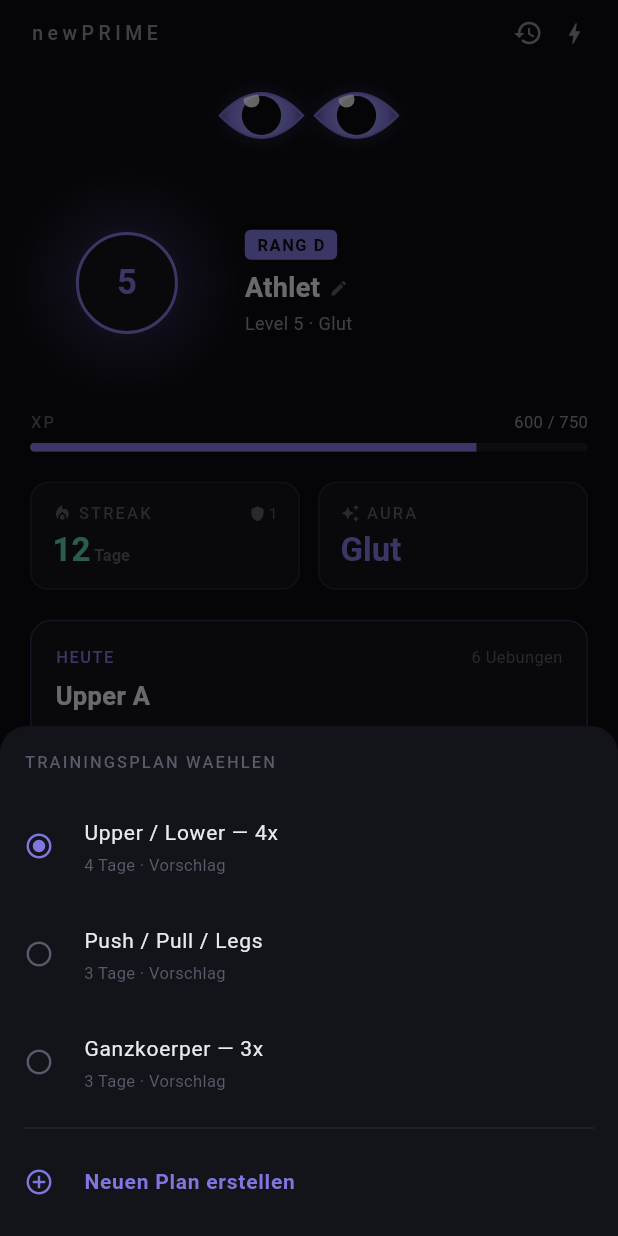
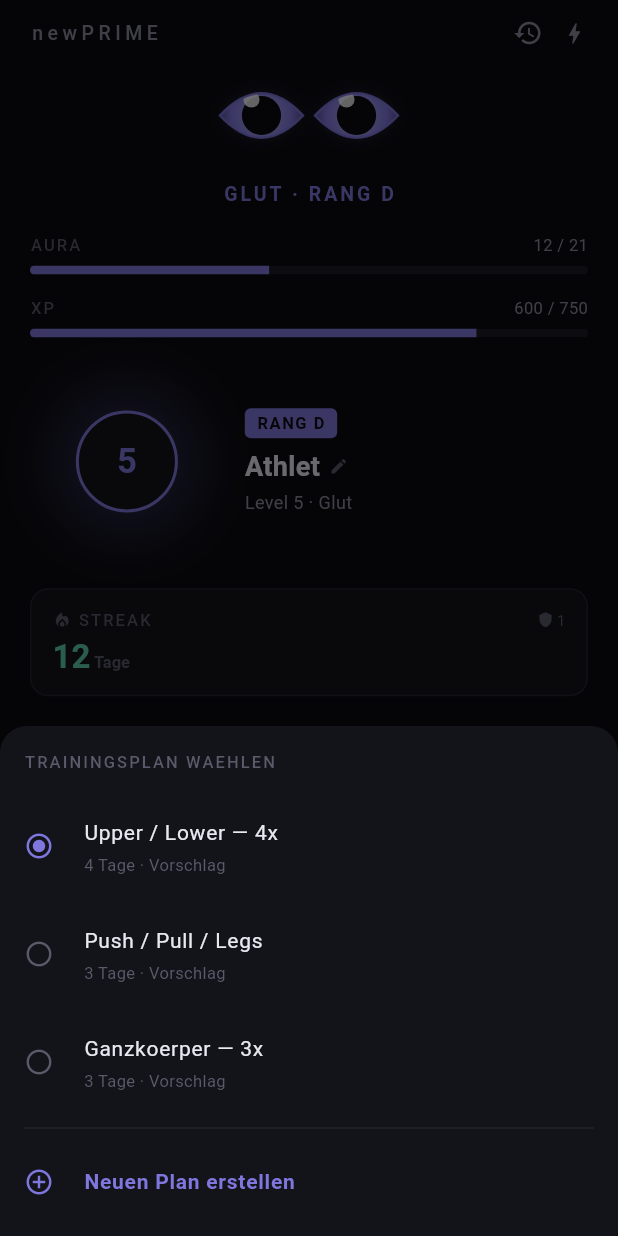
Before and after one commit to justingoette02-coder/Project-newPrime, a Flutter app: the screen it shows after launch, after a tap on "Upper / Lower — 4x", on a phone screen of 412 x 824 dp. Run offline on Flutter 3.47's test engine with Material 3 defaults, Android fonts, the phone set to English and light mode, and no system bars; our stand-ins replace shared_preferences.

Commit message:
feat: Aura header redesign — stacked bars at eyes, per-rank eye animations
- Move progress bars up to the eyes: stacked AURA (streak→next rank) + XP
- Add centered aura title (tier name · rank) under the eyes
- Streak stat card now spans full width; redundant AURA card removed
- AuraEyes: distinct signature animation per rank (Flacker flicker, Glut
  breath, Fokus pupil-pull, Durchbruch bursting rings, Flow-State streaming
  shimmer, Sovereign crown rays + halo + twinkle)

Co-Authored-By: Claude <noreply@anthropic.com>

```diff
--- a/lib/screens/home_screen.dart
+++ b/lib/screens/home_screen.dart
@@ -31,12 +31,14 @@ class HomeScreen extends StatelessWidget {
                       width: 132,
                       dimmed: state.isStreakAtRisk),
                 ),
-                const SizedBox(height: 14),
+                const SizedBox(height: 10),
+                _auraTitle(tier),
+                const SizedBox(height: 16),
+                _auraBars(state, tier),
+                const SizedBox(height: 18),
                 _heroAura(context, state, tier),
                 const SizedBox(height: 20),
-                _xpBar(state),
-                const SizedBox(height: 20),
-                _statRow(state, tier),
+                _streakCard(state),
                 const SizedBox(height: 20),
                 _todayCard(context, state),
                 const SizedBox(height: 16),
@@ -172,15 +174,59 @@ class HomeScreen extends StatelessWidget {
     );
   }
 
-  Widget _xpBar(AppState state) {
+  // Zentrierter Aura-Titel unter den Augen (Effekt "entspricht dem Titel").
+  Widget _auraTitle(tier) {
+    final color = AuraOrb.colorForTier(tier.index);
+    return Center(
+      child: Text(
+        '${tier.name.toUpperCase()} · RANG ${tier.rank}',
+        style: TextStyle(
+          fontSize: 13,
+          letterSpacing: 2,
+          fontWeight: FontWeight.w600,
+          color: color,
+        ),
+      ),
+    );
+  }
+
+  // Zwei gestapelte Balken bei den Augen: Aura-Fortschritt + XP.
+  Widget _auraBars(AppState state, tier) {
+    final auraColor = AuraOrb.colorForTier(tier.index);
+    final nextAt = tier.nextAt;
+    return Column(
+      children: [
+        _progressBar(
+          label: 'AURA',
+          trailing: nextAt == null ? 'MAX' : '${state.streak} / $nextAt',
+          value: tier.progress(state.streak),
+          color: auraColor,
+        ),
+        const SizedBox(height: 14),
+        _progressBar(
+          label: 'XP',
+          trailing: '${state.xpIntoLevel} / ${state.xpForNextLevel}',
+          value: state.levelProgress,
+          color: AppColors.aura,
+        ),
+      ],
+    );
+  }
+
+  Widget _progressBar({
+    required String label,
+    required String trailing,
+    required double value,
+    required Color color,
+  }) {
     return Column(
       crossAxisAlignment: CrossAxisAlignment.start,
       children: [
         Row(
           mainAxisAlignment: MainAxisAlignment.spaceBetween,
           children: [
-            const Text('XP', style: AppTheme.label),
-            Text('${state.xpIntoLevel} / ${state.xpForNextLevel}',
+            Text(label, style: AppTheme.label),
+            Text(trailing,
                 style: const TextStyle(
                     fontSize: 11, color: AppColors.textSecondary)),
           ],
@@ -189,22 +235,19 @@ class HomeScreen extends StatelessWidget {
         ClipRRect(
           borderRadius: BorderRadius.circular(3),
           child: LinearProgressIndicator(
-            value: state.levelProgress,
+            value: value.clamp(0.0, 1.0).toDouble(),
             minHeight: 6,
             backgroundColor: AppColors.surfaceAlt,
-            valueColor:
-                const AlwaysStoppedAnimation<Color>(AppColors.aura),
+            valueColor: AlwaysStoppedAnimation<Color>(color),
           ),
         ),
       ],
     );
   }
 
-  Widget _statRow(AppState state, tier) {
-    return Row(
-      children: [
-        Expanded(
-          child: _statCard(
+  // Streak ueber die volle Breite (Aura wird oben durch Augen + Balken gezeigt).
+  Widget _streakCard(AppState state) {
+    return _statCard(
       icon: Icons.local_fire_department,
       label: 'STREAK',
       value: '${state.streak}',
@@ -220,18 +263,6 @@ class HomeScreen extends StatelessWidget {
                       fontSize: 10, color: AppColors.textTertiary)),
             ])
           : null,
-          ),
-        ),
-        const SizedBox(width: 12),
-        Expanded(
-          child: _statCard(
-            icon: Icons.auto_awesome,
-            label: 'AURA',
-            value: tier.name,
-            color: AuraOrb.colorForTier(tier.index),
-          ),
-        ),
-      ],
     );
   }
 
--- a/lib/widgets/aura_eyes.dart
+++ b/lib/widgets/aura_eyes.dart
@@ -5,9 +5,15 @@ import '../services/gamification.dart';
 import 'aura_orb.dart';
 
 /// Provisorische "Aura-Augen" (Platzhalter fuer das spaetere Rive-Asset).
-/// Zwei leuchtende Anime-Augen, deren Farbe und Intensitaet von der Stufe
-/// abhaengen (BAUPLAN Abschnitt 5). Hoehere Stufen: hellere Iris, Stern-Burst,
-/// staerkeres Glühen. [dimmed] => Aura verblasst (Streak in Gefahr).
+/// Jeder Rang bekommt eine eigene Signatur-Animation passend zum Titel
+/// (BAUPLAN Abschnitt 5):
+///   1 Flacker    -> unruhiges Flackern
+///   2 Glut       -> warmes, langsames Atmen
+///   3 Fokus      -> scharfer Pupillen-Pull
+///   4 Durchbruch -> berstende Ringe
+///   5 Flow-State -> stroemender Glanz
+///   6 Sovereign  -> majestaetische Krone + Halo
+/// [dimmed] => Aura verblasst (Streak in Gefahr).
 class AuraEyes extends StatefulWidget {
   final AuraTier tier;
   final double width;
@@ -27,6 +33,7 @@ class AuraEyes extends StatefulWidget {
 class _AuraEyesState extends State<AuraEyes> with TickerProviderStateMixin {
   late final AnimationController _pulse;
   late final AnimationController _blink;
+  late final AnimationController _phase;
 
   @override
   void initState() {
@@ -37,6 +44,12 @@ class _AuraEyesState extends State<AuraEyes> with TickerProviderStateMixin {
       vsync: this,
       duration: Duration(milliseconds: (seconds * 1000).round()),
     )..repeat(reverse: true);
+
+    // Kontinuierliche Phase fuer Rotation / Fluss / Flacker (0..1, kein reverse).
+    _phase = AnimationController(
+      vsync: this,
+      duration: const Duration(milliseconds: 4000),
+    )..repeat();
 
     // Blinzeln in unregelmaessigen Abstaenden.
     _blink = AnimationController(
@@ -60,6 +73,7 @@ class _AuraEyesState extends State<AuraEyes> with TickerProviderStateMixin {
   void dispose() {
     _pulse.dispose();
     _blink.dispose();
+    _phase.dispose();
     super.dispose();
   }
 
@@ -67,7 +81,7 @@ class _AuraEyesState extends State<AuraEyes> with TickerProviderStateMixin {
   Widget build(BuildContext context) {
     final color = AuraOrb.colorForTier(widget.tier.index);
     return AnimatedBuilder(
-      animation: Listenable.merge([_pulse, _blink]),
+      animation: Listenable.merge([_pulse, _blink, _phase]),
       builder: (context, _) {
         return SizedBox(
           width: widget.width,
@@ -78,6 +92,7 @@ class _AuraEyesState extends State<AuraEyes> with TickerProviderStateMixin {
               tierIndex: widget.tier.index,
               pulse: _pulse.value,
               blink: _blink.value,
+              phase: _phase.value,
               dimmed: widget.dimmed,
             ),
           ),
@@ -92,6 +107,7 @@ class _EyesPainter extends CustomPainter {
   final int tierIndex;
   final double pulse; // 0..1
   final double blink; // 0 = offen, 1 = geschlossen
+  final double phase; // 0..1, kontinuierlich
   final bool dimmed;
 
   _EyesPainter({
@@ -99,8 +115,19 @@ class _EyesPainter extends CustomPainter {
     required this.tierIndex,
     required this.pulse,
     required this.blink,
+    required this.phase,
     required this.dimmed,
   });
+
+  // Flacker-Faktor (nur Stufe 1): unruhige, pseudo-zufaellige Helligkeit.
+  double get _flicker {
+    if (tierIndex != 1 || dimmed) return 1.0;
+    final t = phase * math.pi * 2;
+    final n = math.sin(t * 7) * 0.5 +
+        math.sin(t * 13 + 1.3) * 0.3 +
+        math.sin(t * 23 + 2.1) * 0.2;
+    return (0.55 + 0.45 * (0.5 + 0.5 * n)).clamp(0.2, 1.0);
+  }
 
   @override
   void paint(Canvas canvas, Size size) {
@@ -118,17 +145,42 @@ class _EyesPainter extends CustomPainter {
 
   void _drawEye(
       Canvas canvas, Offset c, double eyeW, double eyeH, double intensity) {
+    final flicker = _flicker;
+    // Stufe 2 "Glut" atmet langsam und weich.
+    final breath = tierIndex == 2 ? (0.6 + 0.4 * pulse) : 1.0;
+
     // Mandelfoermige Augenkontur.
     final eyePath = _almond(c, eyeW, eyeH);
 
-    // Aussen-Glühen (intensiver bei hoeheren Stufen + Puls).
+    // Aussen-Glühen (intensiver bei hoeheren Stufen + Puls + Flacker).
     if (!dimmed) {
+      final glowBase = (0.18 + 0.35 * intensity) * (0.7 + 0.3 * pulse);
       final glow = Paint()
         ..color = color.withAlpha(
-            (((0.18 + 0.35 * intensity) * (0.7 + 0.3 * pulse)) * 255).round())
-        ..maskFilter = MaskFilter.blur(
-            BlurStyle.normal, 6 + 10 * intensity * (0.8 + 0.2 * pulse));
+            (glowBase * flicker * breath * 255).round().clamp(0, 255).toInt())
+        ..maskFilter = MaskFilter.blur(BlurStyle.normal,
+            (6 + 10 * intensity * (0.8 + 0.2 * pulse)) * breath);
       canvas.drawPath(eyePath, glow);
+    }
+
+    // Stufe 6: heller Halo-Ring hinter dem Auge.
+    if (tierIndex >= 6 && !dimmed) {
+      final halo = Paint()
+        ..color = color.withAlpha(((0.22 + 0.12 * pulse) * 255).round())
+        ..maskFilter = const MaskFilter.blur(BlurStyle.normal, 14);
+      canvas.drawCircle(c, eyeH * 0.95, halo);
+    }
+
+    // Stufe 4: berstende, expandierende Ringe.
+    if (tierIndex == 4 && !dimmed) {
+      for (final off in [0.0, 0.5]) {
+        final p = (phase + off) % 1.0;
+        final ringPaint = Paint()
+          ..style = PaintingStyle.stroke
+          ..strokeWidth = 1.6 * (1 - p)
+          ..color = color.withAlpha(((1 - p) * 0.5 * 255).round());
+        canvas.drawCircle(c, eyeH * (0.5 + 0.7 * p), ringPaint);
+      }
     }
 
     // Dunkler Augapfel-Hintergrund.
@@ -141,10 +193,11 @@ class _EyesPainter extends CustomPainter {
     // Iris als radialer Verlauf.
     final irisR = eyeH * 0.62;
     final irisRect = Rect.fromCircle(center: c, radius: irisR);
+    final irisCore = Color.lerp(color, Colors.white, dimmed ? 0.0 : 0.35)!;
     final irisPaint = Paint()
       ..shader = RadialGradient(
         colors: [
-          Color.lerp(color, Colors.white, dimmed ? 0.0 : 0.35)!,
+          irisCore,
           color,
           color.withAlpha(38),
         ],
@@ -152,44 +205,74 @@ class _EyesPainter extends CustomPainter {
       ).createShader(irisRect);
     canvas.drawCircle(c, irisR, irisPaint);
 
-    // Stern-Burst in der Iris ab Stufe 3.
+    // Stufe 5 "Flow-State": ein stroemender Glanzbogen wandert um die Iris.
+    if (tierIndex == 5 && !dimmed) {
+      final a = phase * math.pi * 2;
+      final gc = Offset(
+          c.dx + math.cos(a) * irisR * 0.5, c.dy + math.sin(a) * irisR * 0.5);
+      final sweep = Paint()
+        ..shader = RadialGradient(colors: [
+          Colors.white.withAlpha(150),
+          Colors.white.withAlpha(0),
+        ]).createShader(Rect.fromCircle(center: gc, radius: irisR * 0.6));
+      canvas.drawCircle(gc, irisR * 0.6, sweep);
+    }
+
+    // Stern-Burst in der Iris ab Stufe 3 (Strahlenzahl/-laenge pro Stufe).
     if (tierIndex >= 3 && !dimmed) {
       final burst = Paint()
         ..color = Colors.white
             .withAlpha(((0.55 * (0.6 + 0.4 * pulse)) * 255).round())
-        ..strokeWidth = 1.4
+        ..strokeWidth = tierIndex >= 6 ? 1.8 : 1.4
         ..strokeCap = StrokeCap.round;
-      final rays = 4 + (tierIndex - 3) * 2; // mehr Strahlen bei hoeherer Stufe
+      final rays = 4 + (tierIndex - 3) * 3; // mehr Strahlen bei hoeherer Stufe
+      // Stufe 5/6 rotieren gleichmaessig, sonst nur leichtes Puls-Wandern.
+      final spin = tierIndex >= 5 ? phase * math.pi * 2 : pulse * 0.4;
+      final lenF = tierIndex >= 6 ? 0.75 : 0.55;
       for (int i = 0; i < rays; i++) {
-        final a = (math.pi * 2 / rays) * i + pulse * 0.4;
-        final len = irisR * (0.55 + 0.25 * pulse);
+        final ang = (math.pi * 2 / rays) * i + spin;
+        final len = irisR * (lenF + 0.25 * pulse);
         canvas.drawLine(
           c,
-          Offset(c.dx + math.cos(a) * len, c.dy + math.sin(a) * len),
+          Offset(c.dx + math.cos(ang) * len, c.dy + math.sin(ang) * len),
           burst,
         );
       }
     }
 
-    // Pupille.
-    canvas.drawCircle(c, eyeH * 0.22, Paint()..color = AppColors.bg);
+    // Pupille — Stufe 3 "Fokus" zieht scharf (kontrahiert/weitet).
+    final pupilScale = tierIndex == 3
+        ? (0.7 + 0.5 * (0.5 + 0.5 * math.sin(phase * math.pi * 2)))
+        : 1.0;
+    canvas.drawCircle(
+        c, eyeH * 0.22 * pupilScale, Paint()..color = AppColors.bg);
 
-    // Glanzpunkt.
+    // Glanzpunkt (Stufe 6 funkelt zusaetzlich).
     canvas.drawCircle(
       Offset(c.dx - eyeW * 0.12, c.dy - eyeH * 0.18),
       eyeH * 0.09,
       Paint()..color = Colors.white.withAlpha(dimmed ? 77 : 217),
     );
+    if (tierIndex >= 6 && !dimmed) {
+      final tw = 0.5 + 0.5 * math.sin(phase * math.pi * 2 + 1.0);
+      canvas.drawCircle(
+        Offset(c.dx + eyeW * 0.16, c.dy - eyeH * 0.05),
+        eyeH * 0.05 * tw,
+        Paint()..color = Colors.white.withAlpha((tw * 200).round()),
+      );
+    }
 
     canvas.restore();
 
-    // Augenkontur-Linie.
+    // Augenkontur-Linie (Stufe 3 "Fokus" crisp & hell).
     canvas.drawPath(
       eyePath,
       Paint()
         ..style = PaintingStyle.stroke
-        ..strokeWidth = 1.6
-        ..color = dimmed ? AppColors.border : color.withAlpha(230),
+        ..strokeWidth = tierIndex == 3 ? 2.0 : 1.6
+        ..color = dimmed
+            ? AppColors.border
+            : color.withAlpha(tierIndex == 3 ? 255 : 230),
     );
   }
 
@@ -209,6 +292,7 @@ class _EyesPainter extends CustomPainter {
   bool shouldRepaint(_EyesPainter old) =>
       old.pulse != pulse ||
       old.blink != blink ||
+      old.phase != phase ||
       old.color != color ||
       old.tierIndex != tierIndex ||
       old.dimmed != dimmed;
```
Lines whose indentation alone changed are shown as unchanged.
